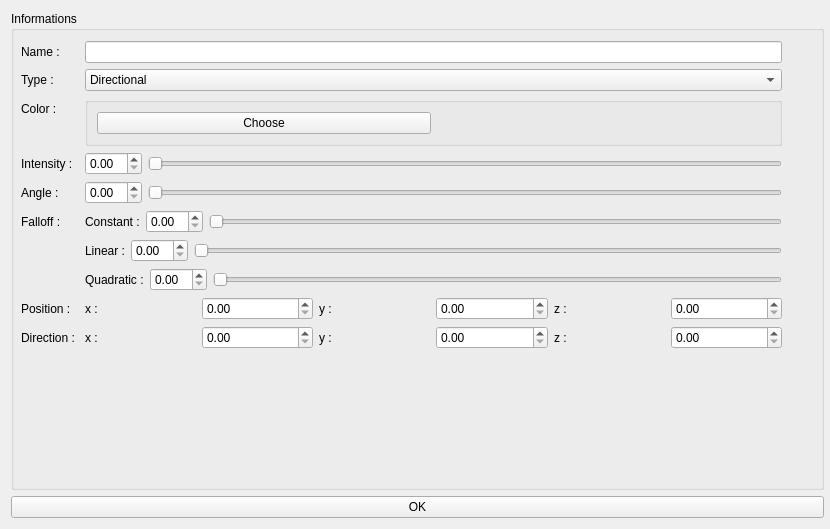
Before: the Qt Designer form Applications/MainApplication_BE/Gui/ui/LightCreator.ui in SylvainDeker/Radium-Engine, drawn with Qt 5.
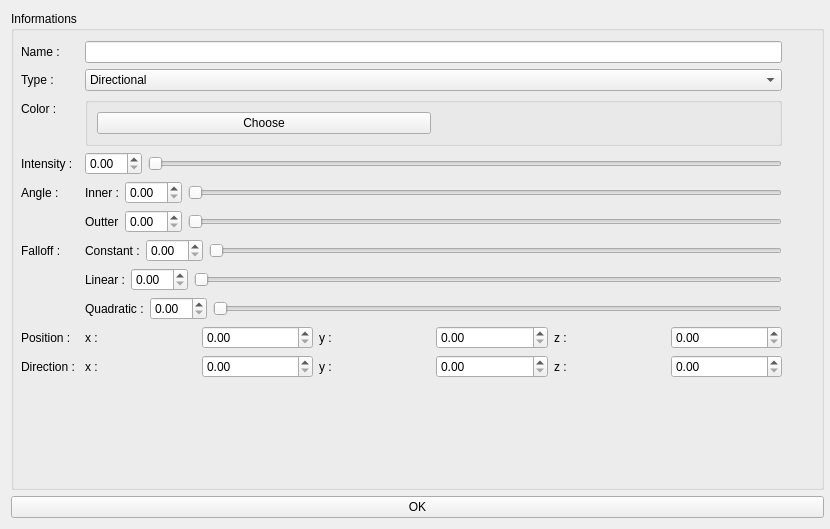
After: the same form once the commit is applied.

Commit message: Light Creator : Directionnal Light now working, added angles

Diff of the .ui file:
```diff
--- a/Applications/MainApplication_BE/Gui/ui/LightCreator.ui
+++ b/Applications/MainApplication_BE/Gui/ui/LightCreator.ui
@@ -34,7 +34,7 @@
         <x>0</x>
         <y>30</y>
         <width>811</width>
-        <height>441</height>
+        <height>464</height>
        </rect>
       </property>
       <layout class="QFormLayout" name="m_formLayout">
@@ -144,28 +144,14 @@
          </property>
         </widget>
        </item>
-       <item row="4" column="1">
-        <layout class="QHBoxLayout" name="m_angle_layout">
-         <item alignment="Qt::AlignLeft">
-          <widget class="QDoubleSpinBox" name="m_angle_spinbox"/>
-         </item>
-         <item>
-          <widget class="QSlider" name="m_angle_slider">
-           <property name="orientation">
-            <enum>Qt::Horizontal</enum>
-           </property>
-          </widget>
-         </item>
-        </layout>
-       </item>
-       <item row="5" column="0">
+       <item row="6" column="0">
         <widget class="QLabel" name="m_falloff_lab">
          <property name="text">
           <string>Falloff :</string>
          </property>
         </widget>
        </item>
-       <item row="5" column="1">
+       <item row="6" column="1">
         <layout class="QVBoxLayout" name="m_falloff_layout_main">
          <item>
           <layout class="QHBoxLayout" name="m_falloff_layout_constant">
@@ -232,14 +218,14 @@
          </item>
         </layout>
        </item>
-       <item row="7" column="0">
+       <item row="8" column="0">
         <widget class="QLabel" name="m_coord_lab">
          <property name="text">
           <string>Position : </string>
          </property>
         </widget>
        </item>
-       <item row="7" column="1">
+       <item row="8" column="1">
         <layout class="QHBoxLayout" name="m_pos_layout">
          <item>
           <widget class="QLabel" name="m_pos_x_lab">
@@ -273,14 +259,14 @@
          </item>
         </layout>
        </item>
-       <item row="8" column="0">
+       <item row="9" column="0">
         <widget class="QLabel" name="m_direction_lab">
          <property name="text">
           <string>Direction : </string>
          </property>
         </widget>
        </item>
-       <item row="8" column="1">
+       <item row="9" column="1">
         <layout class="QHBoxLayout" name="m_dir_layout">
          <item>
           <widget class="QLabel" name="m_dir_x_lab">
@@ -314,6 +300,52 @@
          </item>
         </layout>
        </item>
+       <item row="4" column="1">
+        <layout class="QVBoxLayout" name="verticalLayout">
+         <item>
+          <layout class="QHBoxLayout" name="m_layout_inner_angle">
+           <item>
+            <widget class="QLabel" name="m_inner_angle_lab">
+             <property name="text">
+              <string>Inner :</string>
+             </property>
+            </widget>
+           </item>
+           <item>
+            <widget class="QDoubleSpinBox" name="m_inner_angle_spinbox"/>
+           </item>
+           <item>
+            <widget class="QSlider" name="m_inner_angle_slider">
+             <property name="orientation">
+              <enum>Qt::Horizontal</enum>
+             </property>
+            </widget>
+           </item>
+          </layout>
+         </item>
+         <item>
+          <layout class="QHBoxLayout" name="m_layout_outter_angle">
+           <item>
+            <widget class="QLabel" name="m_outter_angle_lab">
+             <property name="text">
+              <string>Outter</string>
+             </property>
+            </widget>
+           </item>
+           <item>
+            <widget class="QDoubleSpinBox" name="m_outter_angle_spinbox"/>
+           </item>
+           <item>
+            <widget class="QSlider" name="m_outter_angle_slider">
+             <property name="orientation">
+              <enum>Qt::Horizontal</enum>
+             </property>
+            </widget>
+           </item>
+          </layout>
+         </item>
+        </layout>
+       </item>
       </layout>
      </widget>
     </widget>
```
The commit also changes 2 other files.
